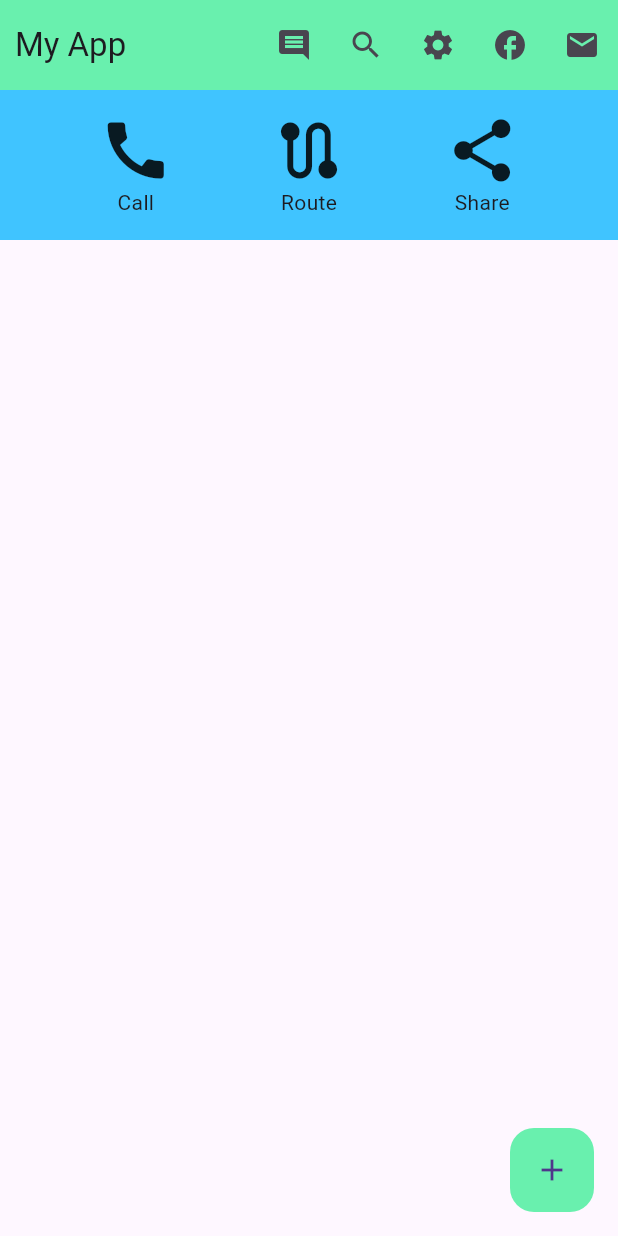
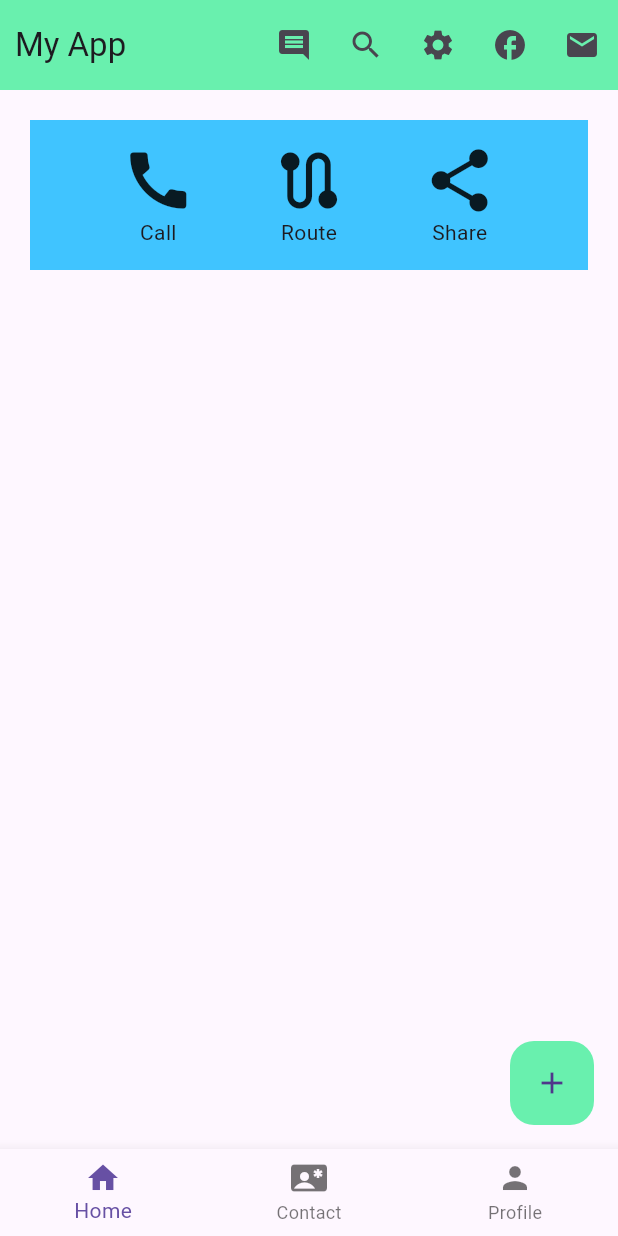
Before and after one commit to ShantoGUB567/Flutter, a Flutter app: the screen it shows after launch, on a phone screen of 412 x 824 dp. Run offline on Flutter 3.47's test engine with Material 3 defaults, Android fonts, the phone set to English and light mode, and no system bars.

Commit message:
update file

```diff
--- a/new_app_1/lib/main.dart
+++ b/new_app_1/lib/main.dart
@@ -57,6 +57,8 @@
         Container(
           height: 100,
           color: Colors.lightBlueAccent,
+          margin: EdgeInsets.all(20),
+          padding: EdgeInsets.all(10),
           child: Row(
             mainAxisAlignment: MainAxisAlignment.spaceEvenly,
             children: [
@@ -104,6 +106,27 @@
         },
       ),
 
+      bottomNavigationBar: BottomNavigationBar(
+        currentIndex: 0,  // 0=home, 1=contact, 2=profile
+        items: [
+          BottomNavigationBarItem(icon: Icon(Icons.home), label: "Home"),
+          BottomNavigationBarItem(icon: Icon(Icons.contact_emergency), label: "Contact"),
+          BottomNavigationBarItem(icon: Icon(Icons.person), label: "Profile"),
+        ],
+        onTap: (int index){
+          if(index==0){
+            MySnackBar("Home Tab", context);
+          }
+          if(index==1){
+            MySnackBar("Contact Tab", context);
+          }
+          if(index==2){
+            MySnackBar("Profile Tab", context);
+          }
+
+        },
+      ),
+
     );
   }
 }
```
